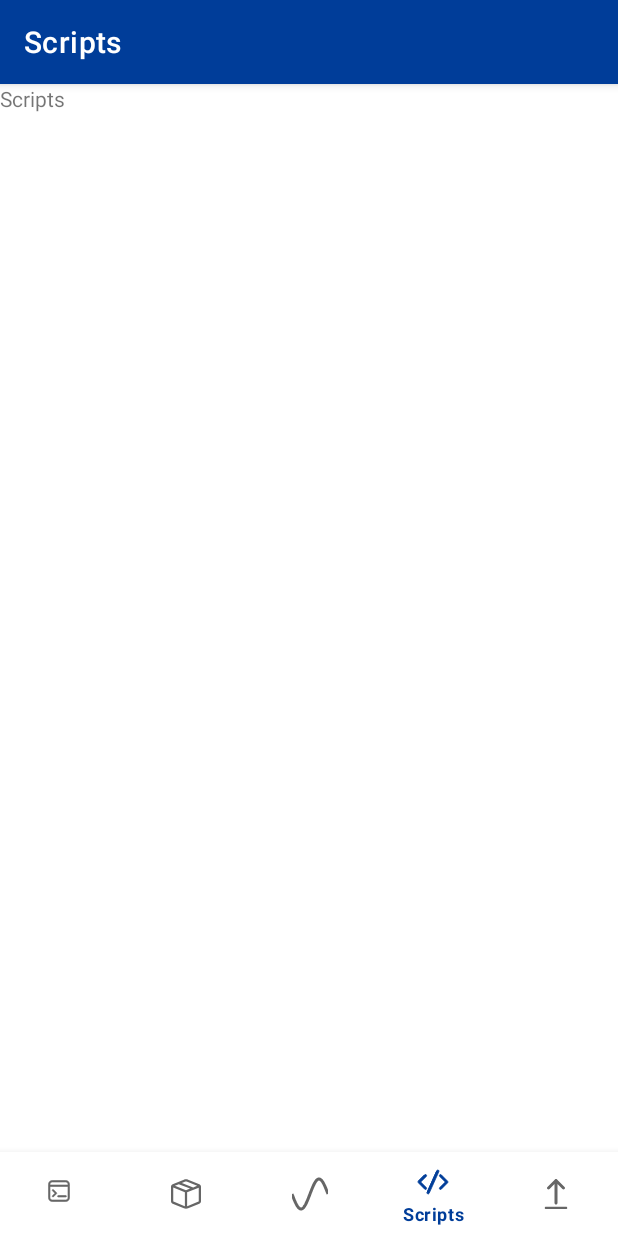
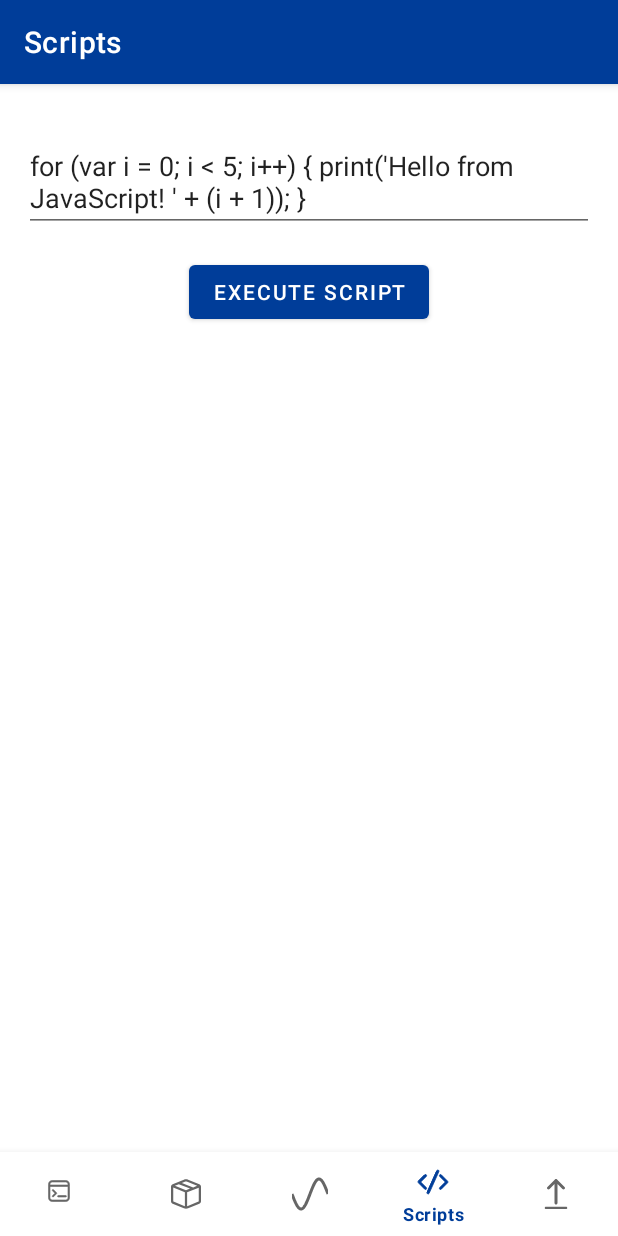
Before and after one commit to luispl77/emwaverapp10, an Android app: the ScriptsFragment screen opened through its navigation route, on a phone screen of 412 x 824 dp. Run offline under Robolectric (Android 15) with nearby library versions, the phone set to English and light mode, and no system bars; our stand-ins replace navigation-ui.

Commit message:
added ScriptEngine and basic script function "print" which send a broadcast intent of the string to the terminal receiver

```diff
--- a/app/build.gradle
+++ b/app/build.gradle
@@ -55,4 +55,6 @@ dependencies {
     // LiveData
     implementation "androidx.lifecycle:lifecycle-livedata-ktx:$lifecycle_version"
 
+    implementation 'org.mozilla:rhino:1.7R4'
+
 }
--- /dev/null
+++ b/app/src/main/java/com/example/emwaver10/ui/scripts/JsInterface.java
@@ -0,0 +1,5 @@
+package com.example.emwaver10.ui.scripts;
+
+public interface JsInterface {
+    void broadcastIntent(String message);
+}
--- a/app/src/main/java/com/example/emwaver10/ui/scripts/ScriptsFragment.java
+++ b/app/src/main/java/com/example/emwaver10/ui/scripts/ScriptsFragment.java
@@ -8,31 +8,51 @@ import androidx.annotation.NonNull;
 import androidx.annotation.Nullable;
 import androidx.fragment.app.Fragment;
 
+import android.util.Log;
 import android.view.LayoutInflater;
 import android.view.View;
 import android.view.ViewGroup;
 
+import com.example.emwaver10.CC1101;
 import com.example.emwaver10.R;
+import com.example.emwaver10.databinding.FragmentScriptsBinding;
 
 public class ScriptsFragment extends Fragment {
 
-    private ScriptsViewModel mViewModel;
+    private ScriptsViewModel scriptsViewModel;
+    private FragmentScriptsBinding binding; // Binding class for the fragment_scripts.xml layout
 
-    public static ScriptsFragment newInstance() {
-        return new ScriptsFragment();
-    }
 
     @Override
     public View onCreateView(@NonNull LayoutInflater inflater, @Nullable ViewGroup container,
                              @Nullable Bundle savedInstanceState) {
-        return inflater.inflate(R.layout.fragment_scripts, container, false);
+        // Initialize view binding
+        binding = FragmentScriptsBinding.inflate(inflater, container, false);
+        View root = binding.getRoot();
+
+        scriptsViewModel = new ViewModelProvider(this).get(ScriptsViewModel.class);
+
+        // Set up your button click listeners
+        binding.executeScriptButton.setOnClickListener(new View.OnClickListener() {
+            @Override
+            public void onClick(View v) {
+                new Thread(() -> {
+                    String jsCode = binding.jsCodeInput.getText().toString(); // Get code from EditText
+                    //jsCode = "for (var i = 0; i < 10; i++) { print('Hello from JavaScript! ' + (i + 1));}";
+                    Log.i("script", jsCode);
+                    ScriptsEngine scriptsEngine = new ScriptsEngine();
+                    scriptsEngine.executeJavaScript(jsCode, getContext());
+                }).start();
+            }
+        });
+
+
+        return root;
     }
 
     @Override
-    public void onActivityCreated(@Nullable Bundle savedInstanceState) {
-        super.onActivityCreated(savedInstanceState);
-        mViewModel = new ViewModelProvider(this).get(ScriptsViewModel.class);
-        // TODO: Use the ViewModel
+    public void onDestroyView() {
+        super.onDestroyView();
+        binding = null; // Important for avoiding memory leaks
     }
-
 }
--- a/app/src/main/res/layout/fragment_scripts.xml
+++ b/app/src/main/res/layout/fragment_scripts.xml
@@ -1,13 +1,32 @@
 <?xml version="1.0" encoding="utf-8"?>
-<FrameLayout xmlns:android="http://schemas.android.com/apk/res/android"
+<androidx.constraintlayout.widget.ConstraintLayout xmlns:android="http://schemas.android.com/apk/res/android"
+    xmlns:app="http://schemas.android.com/apk/res-auto"
     xmlns:tools="http://schemas.android.com/tools"
     android:layout_width="match_parent"
     android:layout_height="match_parent"
     tools:context=".ui.scripts.ScriptsFragment">
 
-    <TextView
-        android:layout_width="match_parent"
-        android:layout_height="match_parent"
-        android:text="Scripts" />
+    <EditText
+        android:id="@+id/jsCodeInput"
+        android:layout_width="0dp"
+        android:layout_height="wrap_content"
+        android:text="@string/example_javascript"
+        app:layout_constraintTop_toTopOf="parent"
+        app:layout_constraintLeft_toLeftOf="parent"
+        app:layout_constraintRight_toRightOf="parent"
+        app:layout_constraintHorizontal_bias="0.5"
+        android:layout_marginTop="32dp"
+        android:layout_marginStart="16dp"
+        android:layout_marginEnd="16dp"/>
 
-</FrameLayout>
+    <Button
+        android:id="@+id/executeScriptButton"
+        android:layout_width="wrap_content"
+        android:layout_height="wrap_content"
+        android:text="Execute Script"
+        app:layout_constraintTop_toBottomOf="@id/jsCodeInput"
+        app:layout_constraintLeft_toLeftOf="parent"
+        app:layout_constraintRight_toRightOf="parent"
+        android:layout_marginTop="16dp"/>
+
+</androidx.constraintlayout.widget.ConstraintLayout>
--- a/app/src/main/res/values/strings.xml
+++ b/app/src/main/res/values/strings.xml
@@ -35,4 +35,5 @@
     <!-- TODO: Remove or change this placeholder text -->
     <string name="hello_blank_fragment">Hello blank fragment</string>
     <string name="device_status">Hold the Boot0 button and connect the device using an OTG cable.\nOnce completed, reopen the app.</string>
+    <string name="example_javascript"><![CDATA[for (var i = 0; i < 5; i++) { print(\'Hello from JavaScript! \' + (i + 1)); }]]></string>
 </resources>
```
Also changed, not shown: app/src/main/java/com/example/emwaver10/ui/scripts/ScriptsEngine.java (added, +99 -0 lines).
